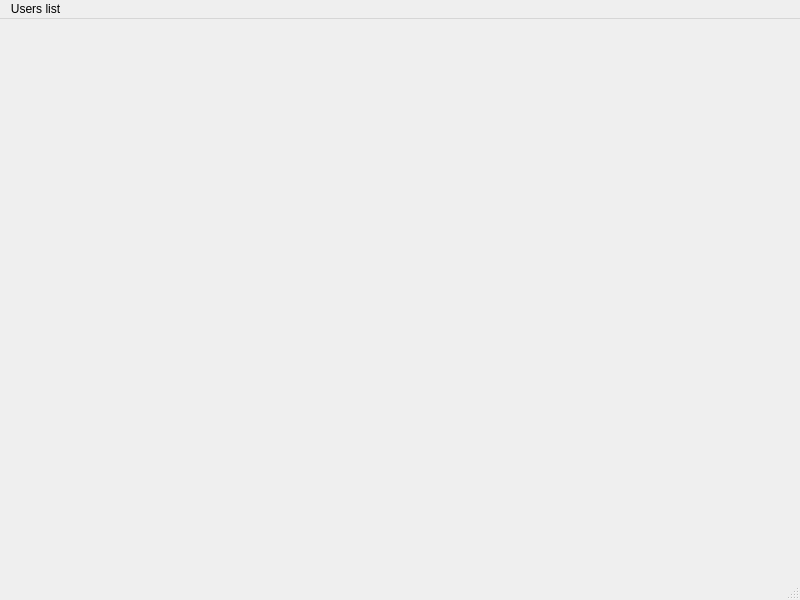
Qt form server_gui/serverUI.ui (vakhnin/geekbrains-messenger) before a commit.
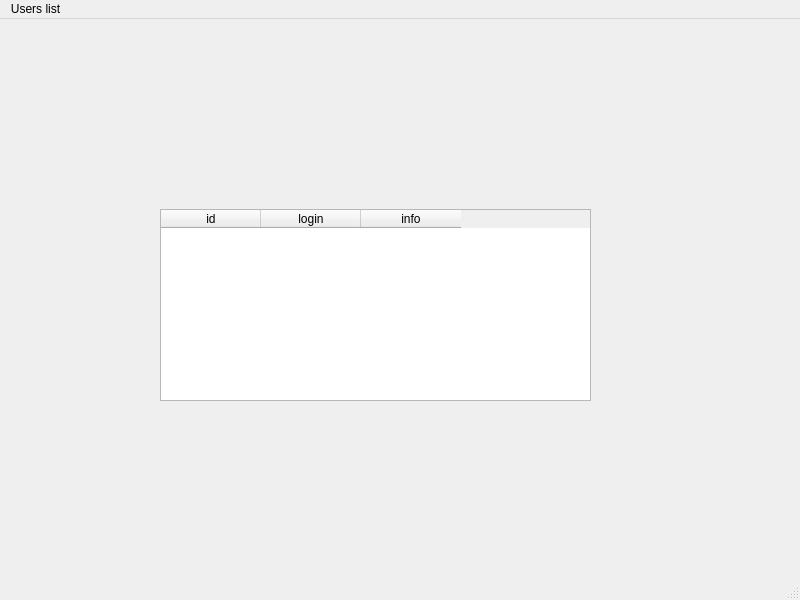
The same form after that commit.

Commit message: Запуск GUI сервера

Patch:
```diff
--- a/server_gui/serverUI.ui
+++ b/server_gui/serverUI.ui
@@ -16,7 +16,33 @@
   <property name="unifiedTitleAndToolBarOnMac">
    <bool>false</bool>
   </property>
-  <widget class="QWidget" name="centralwidget"/>
+  <widget class="QWidget" name="centralwidget">
+   <widget class="QTableWidget" name="usersTableWidget">
+    <property name="geometry">
+     <rect>
+      <x>160</x>
+      <y>190</y>
+      <width>431</width>
+      <height>192</height>
+     </rect>
+    </property>
+    <column>
+     <property name="text">
+      <string>id</string>
+     </property>
+    </column>
+    <column>
+     <property name="text">
+      <string>login</string>
+     </property>
+    </column>
+    <column>
+     <property name="text">
+      <string>info</string>
+     </property>
+    </column>
+   </widget>
+  </widget>
   <widget class="QMenuBar" name="menubar">
    <property name="geometry">
     <rect>
```
The commit also changes 2 other files.
